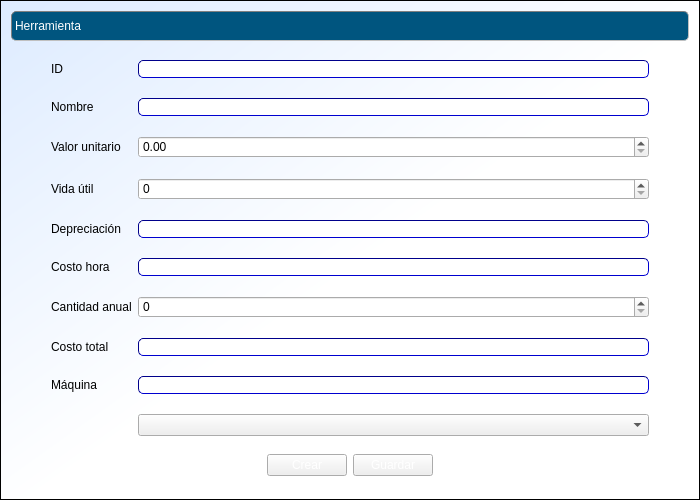
Old version of the form cosmec/formularioherr.ui in the repository Exxu/cosmec-si.
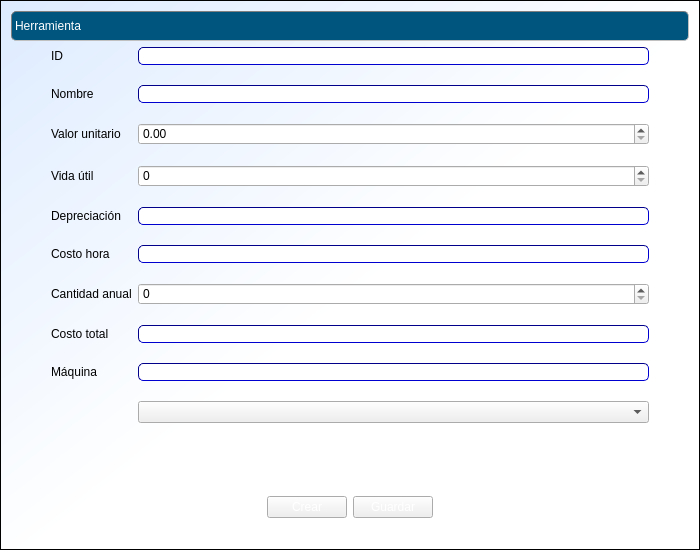
New version of the form.

Patch:
```diff
--- a/cosmec/formularioherr.ui
+++ b/cosmec/formularioherr.ui
@@ -7,7 +7,7 @@
     <x>0</x>
     <y>0</y>
     <width>700</width>
-    <height>500</height>
+    <height>550</height>
    </rect>
   </property>
   <property name="minimumSize">
@@ -37,10 +37,6 @@
 color:white;
 qproperty-alignment: AlignCenter
 }
-QLabel#label_11 {/*foto*/
-border: 1px inset gray;
-qproperty-alignment: AlignCenter
-}
 QLabel{
 border: 0px;
 font: 11pt &quot;Arial&quot;;
@@ -267,6 +263,56 @@
      </item>
     </layout>
    </item>
+   <item>
+    <spacer name="verticalSpacer_4">
+     <property name="orientation">
+      <enum>Qt::Vertical</enum>
+     </property>
+     <property name="sizeHint" stdset="0">
+      <size>
+       <width>20</width>
+       <height>40</height>
+      </size>
+     </property>
+    </spacer>
+   </item>
+   <item>
+    <layout class="QHBoxLayout" name="horizontalLayout_4">
+     <item>
+      <spacer name="horizontalSpacer_6">
+       <property name="orientation">
+        <enum>Qt::Horizontal</enum>
+       </property>
+       <property name="sizeHint" stdset="0">
+        <size>
+         <width>40</width>
+         <height>20</height>
+        </size>
+       </property>
+      </spacer>
+     </item>
+     <item>
+      <widget class="QLabel" name="label_11">
+       <property name="text">
+        <string/>
+       </property>
+      </widget>
+     </item>
+     <item>
+      <spacer name="horizontalSpacer_5">
+       <property name="orientation">
+        <enum>Qt::Horizontal</enum>
+       </property>
+       <property name="sizeHint" stdset="0">
+        <size>
+         <width>40</width>
+         <height>20</height>
+        </size>
+       </property>
+      </spacer>
+     </item>
+    </layout>
+   </item>
    <item>
     <spacer name="verticalSpacer">
      <property name="orientation">
@@ -275,7 +321,7 @@
      <property name="sizeHint" stdset="0">
       <size>
        <width>20</width>
-       <height>2</height>
+       <height>40</height>
       </size>
      </property>
     </spacer>
@@ -336,7 +382,7 @@
      <property name="sizeHint" stdset="0">
       <size>
        <width>20</width>
-       <height>6</height>
+       <height>40</height>
       </size>
      </property>
     </spacer>
```
